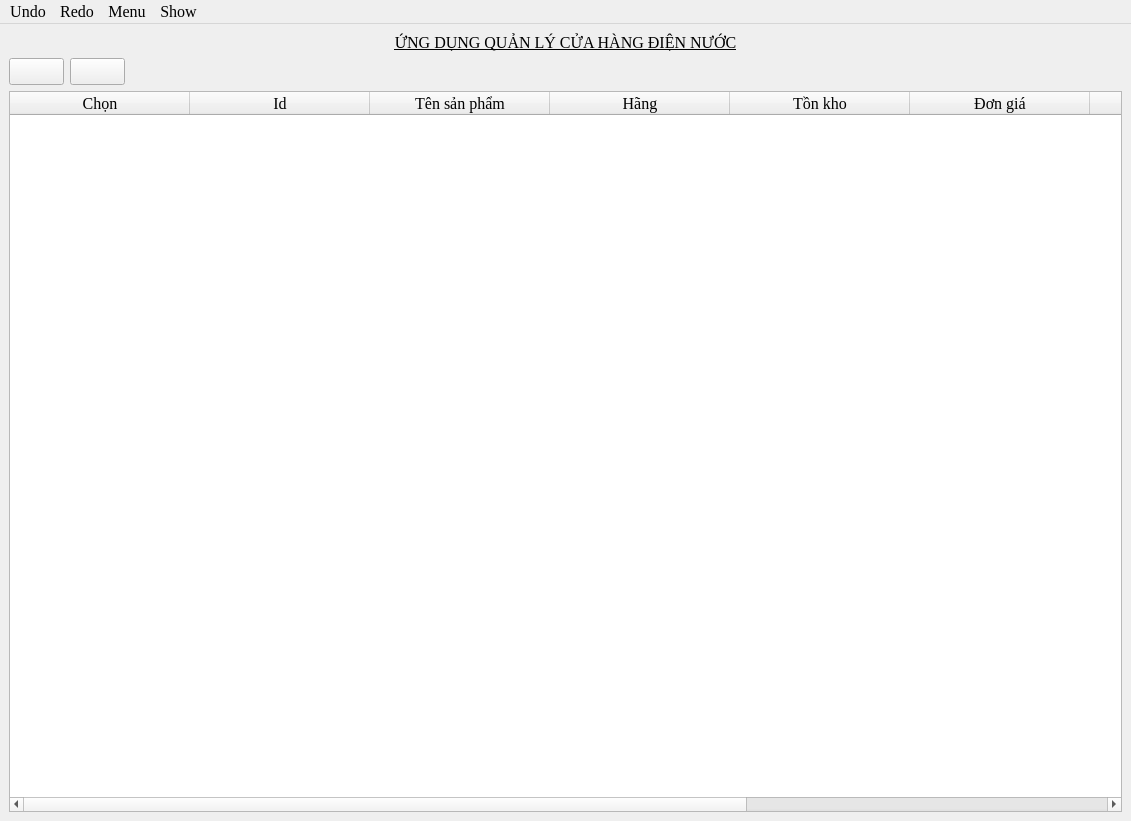
First picture: the form in src/ui/mainwindow.ui, repository 24127545-NguyenNgocThien/Inventory_Management_System, before the edit.
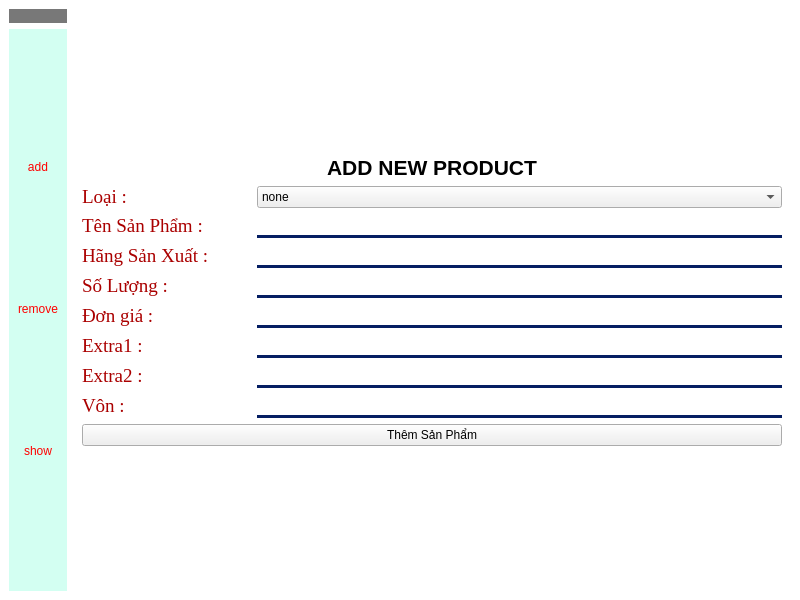
Second picture: the form after the edit. The open tabs and pages were chosen to show the change. Icons and pictures are not drawn.

Patch:
```diff
--- a/src/ui/mainwindow.ui
+++ b/src/ui/mainwindow.ui
@@ -6,353 +6,750 @@
    <rect>
     <x>0</x>
     <y>0</y>
-    <width>1131</width>
-    <height>821</height>
+    <width>800</width>
+    <height>600</height>
    </rect>
   </property>
-  <property name="font">
-   <font>
-    <family>Times New Roman</family>
-    <pointsize>12</pointsize>
-    <italic>false</italic>
-    <bold>false</bold>
-   </font>
-  </property>
   <property name="windowTitle">
    <string>MainWindow</string>
   </property>
   <property name="styleSheet">
-   <string notr="true"/>
+   <string notr="true">QMainWindow
+{
+	background-color: rgb(255, 255, 255);
+}</string>
   </property>
   <widget class="QWidget" name="centralwidget">
-   <layout class="QGridLayout" name="gridLayout_2">
-    <item row="1" column="0">
-     <widget class="QLabel" name="label">
-      <property name="font">
-       <font>
-        <family>Times New Roman</family>
-        <pointsize>12</pointsize>
-        <italic>false</italic>
-        <bold>false</bold>
-        <underline>true</underline>
-        <strikeout>false</strikeout>
-        <kerning>true</kerning>
-       </font>
+   <layout class="QGridLayout" name="gridLayout">
+    <item row="0" column="0">
+     <widget class="QPushButton" name="btn_menu">
+      <property name="minimumSize">
+       <size>
+        <width>0</width>
+        <height>0</height>
+       </size>
       </property>
-      <property name="layoutDirection">
-       <enum>Qt::LayoutDirection::LeftToRight</enum>
-      </property>
-      <property name="autoFillBackground">
-       <bool>false</bool>
+      <property name="styleSheet">
+       <string notr="true">QPushButton
+{
+	border: none;
+	background-color: rgb(120, 120, 120);
+}</string>
       </property>
       <property name="text">
-       <string>ỨNG DỤNG QUẢN LÝ CỬA HÀNG ĐIỆN NƯỚC</string>
+       <string/>
       </property>
-      <property name="alignment">
-       <set>Qt::AlignmentFlag::AlignCenter</set>
+      <property name="icon">
+       <iconset theme="QIcon::ThemeIcon::FormatJustifyCenter"/>
+      </property>
+      <property name="iconSize">
+       <size>
+        <width>25</width>
+        <height>25</height>
+       </size>
       </property>
      </widget>
     </item>
-    <item row="3" column="0">
-     <widget class="QTableWidget" name="tbw_display">
-      <property name="font">
-       <font>
-        <family>Times New Roman</family>
-        <pointsize>12</pointsize>
-        <italic>false</italic>
-        <bold>false</bold>
-       </font>
-      </property>
+    <item row="1" column="0">
+     <widget class="QWidget" name="sidebar" native="true">
       <property name="styleSheet">
-       <string notr="true">QTableWidget
+       <string notr="true">QWidget
 {
-gridline-color: 1px solid black,;
-border-color: 10px solid black;
-color: rgb(0, 0, 0)0
-}
-QTableWidget::Item::Selected
-{
-	selection-background-color: rgb(209, 255, 178);
-	selection-color: rgb(170, 0, 0);
+	background-color: rgb(211, 255, 242);
 }</string>
       </property>
-      <property name="frameShape">
-       <enum>QFrame::Shape::StyledPanel</enum>
-      </property>
-      <property name="lineWidth">
-       <number>1</number>
-      </property>
-      <property name="midLineWidth">
-       <number>0</number>
-      </property>
-      <property name="sizeAdjustPolicy">
-       <enum>QAbstractScrollArea::SizeAdjustPolicy::AdjustIgnored</enum>
-      </property>
-      <property name="editTriggers">
-       <set>QAbstractItemView::EditTrigger::DoubleClicked</set>
-      </property>
-      <property name="dragDropOverwriteMode">
-       <bool>false</bool>
-      </property>
-      <property name="defaultDropAction">
-       <enum>Qt::DropAction::IgnoreAction</enum>
-      </property>
-      <property name="alternatingRowColors">
-       <bool>true</bool>
-      </property>
-      <property name="selectionMode">
-       <enum>QAbstractItemView::SelectionMode::SingleSelection</enum>
-      </property>
-      <property name="selectionBehavior">
-       <enum>QAbstractItemView::SelectionBehavior::SelectRows</enum>
-      </property>
-      <property name="showGrid">
-       <bool>true</bool>
-      </property>
-      <property name="gridStyle">
-       <enum>Qt::PenStyle::SolidLine</enum>
-      </property>
-      <property name="sortingEnabled">
-       <bool>false</bool>
-      </property>
-      <property name="wordWrap">
-       <bool>true</bool>
-      </property>
-      <property name="cornerButtonEnabled">
-       <bool>true</bool>
-      </property>
-      <attribute name="horizontalHeaderVisible">
-       <bool>true</bool>
-      </attribute>
-      <attribute name="horizontalHeaderCascadingSectionResizes">
-       <bool>false</bool>
-      </attribute>
-      <attribute name="horizontalHeaderMinimumSectionSize">
-       <number>50</number>
-      </attribute>
-      <attribute name="horizontalHeaderDefaultSectionSize">
-       <number>180</number>
-      </attribute>
-      <attribute name="horizontalHeaderShowSortIndicator" stdset="0">
-       <bool>false</bool>
-      </attribute>
-      <attribute name="horizontalHeaderStretchLastSection">
-       <bool>false</bool>
-      </attribute>
-      <attribute name="verticalHeaderVisible">
-       <bool>true</bool>
-      </attribute>
-      <attribute name="verticalHeaderMinimumSectionSize">
-       <number>35</number>
-      </attribute>
-      <attribute name="verticalHeaderDefaultSectionSize">
-       <number>40</number>
-      </attribute>
-      <column>
-       <property name="text">
-        <string>Chọn</string>
-       </property>
-      </column>
-      <column>
-       <property name="text">
-        <string>Id</string>
-       </property>
-      </column>
-      <column>
-       <property name="text">
-        <string>Tên sản phẩm</string>
-       </property>
-      </column>
-      <column>
-       <property name="text">
-        <string>Hãng</string>
-       </property>
-      </column>
-      <column>
-       <property name="text">
-        <string>Tồn kho</string>
-       </property>
-      </column>
-      <column>
-       <property name="text">
-        <string>Đơn giá</string>
-       </property>
-      </column>
-      <column>
-       <property name="text">
-        <string>Extra1</string>
-       </property>
-      </column>
-      <column>
-       <property name="text">
-        <string>Extra2</string>
-       </property>
-      </column>
-      <column>
-       <property name="text">
-        <string>Extra3</string>
-       </property>
-      </column>
+      <layout class="QVBoxLayout" name="verticalLayout">
+       <item>
+        <widget class="QPushButton" name="btn_addPage">
+         <property name="styleSheet">
+          <string notr="true">QPushButton
+{
+	font: 700 italic 14pt &quot;Times New Roman&quot;;
+	color: red;
+	border: none;
+}</string>
+         </property>
+         <property name="text">
+          <string>add</string>
+         </property>
+        </widget>
+       </item>
+       <item>
+        <widget class="QPushButton" name="btn_removePage">
+         <property name="styleSheet">
+          <string notr="true">QPushButton
+{
+	font: 700 italic 14pt &quot;Times New Roman&quot;;
+	color: red;
+	border: none;
+}</string>
+         </property>
+         <property name="text">
+          <string>remove</string>
+         </property>
+        </widget>
+       </item>
+       <item>
+        <widget class="QPushButton" name="btn_showPage">
+         <property name="styleSheet">
+          <string notr="true">QPushButton
+{
+	font: 700 italic 14pt &quot;Times New Roman&quot;;
+	color: red;
+	border: none;
+}</string>
+         </property>
+         <property name="text">
+          <string>show</string>
+         </property>
+        </widget>
+       </item>
+      </layout>
      </widget>
     </item>
-    <item row="2" column="0">
-     <layout class="QGridLayout" name="gridLayout">
-      <item row="0" column="1">
-       <widget class="QPushButton" name="btn_confirm">
-        <property name="styleSheet">
-         <string notr="true">QPushButton
-{
-}</string>
-        </property>
-        <property name="text">
-         <string/>
-        </property>
-        <property name="icon">
-         <iconset theme="QIcon::ThemeIcon::EditDelete"/>
-        </property>
-       </widget>
-      </item>
-      <item row="0" column="2">
-       <widget class="QPushButton" name="btn_cancel">
-        <property name="styleSheet">
-         <string notr="true">QPushButton
-{
-
-}</string>
-        </property>
-        <property name="text">
-         <string/>
-        </property>
-        <property name="icon">
-         <iconset theme="QIcon::ThemeIcon::WindowClose"/>
-        </property>
-       </widget>
-      </item>
-      <item row="0" column="3">
-       <spacer name="horizontalSpacer">
-        <property name="orientation">
-         <enum>Qt::Orientation::Horizontal</enum>
-        </property>
-        <property name="sizeHint" stdset="0">
-         <size>
-          <width>40</width>
+    <item row="0" column="1" rowspan="2">
+     <widget class="QStackedWidget" name="stackedWidget">
+      <property name="currentIndex">
+       <number>2</number>
+      </property>
+      <widget class="QWidget" name="page_0">
+       <widget class="QLabel" name="label">
+        <property name="geometry">
+         <rect>
+          <x>170</x>
+          <y>100</y>
+          <width>63</width>
           <height>20</height>
-         </size>
+         </rect>
         </property>
-       </spacer>
-      </item>
-     </layout>
+        <property name="styleSheet">
+         <string notr="true">QLabel
+{
+	color: rgb(0, 0, 0);
+}</string>
+        </property>
+        <property name="text">
+         <string>wellcom</string>
+        </property>
+       </widget>
+      </widget>
+      <widget class="QWidget" name="page_1">
+       <layout class="QFormLayout" name="formLayout">
+        <item row="1" column="0">
+         <spacer name="verticalSpacer">
+          <property name="orientation">
+           <enum>Qt::Orientation::Vertical</enum>
+          </property>
+          <property name="sizeHint" stdset="0">
+           <size>
+            <width>20</width>
+            <height>40</height>
+           </size>
+          </property>
+         </spacer>
+        </item>
+        <item row="2" column="0" colspan="2">
+         <widget class="QLabel" name="label_2">
+          <property name="font">
+           <font>
+            <pointsize>16</pointsize>
+            <bold>true</bold>
+           </font>
+          </property>
+          <property name="styleSheet">
+           <string notr="true">QLabel
+{
+	color: rgb(0, 0, 0);
+}</string>
+          </property>
+          <property name="text">
+           <string>ADD NEW PRODUCT</string>
+          </property>
+          <property name="alignment">
+           <set>Qt::AlignmentFlag::AlignCenter</set>
+          </property>
+         </widget>
+        </item>
+        <item row="8" column="0">
+         <widget class="QLabel" name="lbl_type">
+          <property name="font">
+           <font>
+            <family>Times New Roman</family>
+            <pointsize>14</pointsize>
+            <italic>false</italic>
+            <bold>false</bold>
+           </font>
+          </property>
+          <property name="styleSheet">
+           <string notr="true">QLabel{
+	font: 14pt &quot;Times New Roman&quot;;
+	color: rgb(170, 0, 0);
+}</string>
+          </property>
+          <property name="text">
+           <string>Loại :</string>
+          </property>
+         </widget>
+        </item>
+        <item row="8" column="1">
+         <widget class="QComboBox" name="cbb_type">
+          <property name="styleSheet">
+           <string notr="true"/>
+          </property>
+          <item>
+           <property name="text">
+            <string>none</string>
+           </property>
+          </item>
+          <item>
+           <property name="text">
+            <string>Electric</string>
+           </property>
+          </item>
+          <item>
+           <property name="text">
+            <string>Water</string>
+           </property>
+          </item>
+          <item>
+           <property name="text">
+            <string>Other</string>
+           </property>
+          </item>
+         </widget>
+        </item>
+        <item row="10" column="0">
+         <widget class="QLabel" name="lbl_name">
+          <property name="font">
+           <font>
+            <family>Times New Roman</family>
+            <pointsize>14</pointsize>
+            <italic>false</italic>
+            <bold>false</bold>
+           </font>
+          </property>
+          <property name="styleSheet">
+           <string notr="true">QLabel{
+	font: 14pt &quot;Times New Roman&quot;;
+	color: rgb(170, 0, 0);
+}</string>
+          </property>
+          <property name="text">
+           <string>Tên Sản Phẩm :          </string>
+          </property>
+         </widget>
+        </item>
+        <item row="10" column="1">
+         <widget class="QLineEdit" name="le_name">
+          <property name="font">
+           <font>
+            <family>Times New Roman</family>
+            <pointsize>12</pointsize>
+            <bold>true</bold>
+           </font>
+          </property>
+          <property name="styleSheet">
+           <string notr="true">QLineEdit
+{
+	color: rgb(40, 145, 141);
+	border: none;
+	background-color: transparent;
+	border-bottom: 3px solid rgb(5, 30, 98);
+}</string>
+          </property>
+          <property name="text">
+           <string/>
+          </property>
+          <property name="placeholderText">
+           <string/>
+          </property>
+         </widget>
+        </item>
+        <item row="12" column="0">
+         <widget class="QLabel" name="lbl_brand">
+          <property name="font">
+           <font>
+            <family>Times New Roman</family>
+            <pointsize>14</pointsize>
+            <italic>false</italic>
+            <bold>false</bold>
+           </font>
+          </property>
+          <property name="styleSheet">
+           <string notr="true">QLabel{
+	font: 14pt &quot;Times New Roman&quot;;
+	color: rgb(170, 0, 0);
+}</string>
+          </property>
+          <property name="text">
+           <string>Hãng Sản Xuất :</string>
+          </property>
+         </widget>
+        </item>
+        <item row="12" column="1">
+         <widget class="QLineEdit" name="le_brand">
+          <property name="font">
+           <font>
+            <family>Times New Roman</family>
+            <pointsize>12</pointsize>
+            <bold>true</bold>
+           </font>
+          </property>
+          <property name="styleSheet">
+           <string notr="true">QLineEdit
+{
+	color: rgb(40, 145, 141);
+	border: none;
+	background-color: transparent;
+	border-bottom: 3px solid rgb(5, 30, 98);
+}</string>
+          </property>
+         </widget>
+        </item>
+        <item row="14" column="0">
+         <widget class="QLabel" name="lbl_quantity">
+          <property name="font">
+           <font>
+            <family>Times New Roman</family>
+            <pointsize>14</pointsize>
+            <italic>false</italic>
+            <bold>false</bold>
+           </font>
+          </property>
+          <property name="styleSheet">
+           <string notr="true">QLabel{
+	font: 14pt &quot;Times New Roman&quot;;
+	color: rgb(170, 0, 0);
+}</string>
+          </property>
+          <property name="text">
+           <string>Số Lượng :</string>
+          </property>
+         </widget>
+        </item>
+        <item row="14" column="1">
+         <widget class="QLineEdit" name="le_quantity">
+          <property name="font">
+           <font>
+            <family>Times New Roman</family>
+            <pointsize>12</pointsize>
+            <bold>true</bold>
+           </font>
+          </property>
+          <property name="styleSheet">
+           <string notr="true">QLineEdit
+{
+	color: rgb(40, 145, 141);
+	border: none;
+	background-color: transparent;
+	border-bottom: 3px solid rgb(5, 30, 98);
+}</string>
+          </property>
+         </widget>
+        </item>
+        <item row="16" column="0">
+         <widget class="QLabel" name="lbl_price">
+          <property name="font">
+           <font>
+            <family>Times New Roman</family>
+            <pointsize>14</pointsize>
+            <italic>false</italic>
+            <bold>false</bold>
+           </font>
+          </property>
+          <property name="styleSheet">
+           <string notr="true">QLabel{
+	font: 14pt &quot;Times New Roman&quot;;
+	color: rgb(170, 0, 0);
+}</string>
+          </property>
+          <property name="text">
+           <string>Đơn giá :</string>
+          </property>
+         </widget>
+        </item>
+        <item row="16" column="1">
+         <widget class="QLineEdit" name="le_price">
+          <property name="font">
+           <font>
+            <family>Times New Roman</family>
+            <pointsize>12</pointsize>
+            <bold>true</bold>
+           </font>
+          </property>
+          <property name="styleSheet">
+           <string notr="true">QLineEdit
+{
+	color: rgb(40, 145, 141);
+	border: none;
+	background-color: transparent;
+	border-bottom: 3px solid rgb(5, 30, 98);
+}</string>
+          </property>
+         </widget>
+        </item>
+        <item row="18" column="0">
+         <widget class="QLabel" name="lbl_extra1">
+          <property name="font">
+           <font>
+            <family>Times New Roman</family>
+            <pointsize>14</pointsize>
+            <italic>false</italic>
+            <bold>false</bold>
+           </font>
+          </property>
+          <property name="styleSheet">
+           <string notr="true">QLabel{
+	font: 14pt &quot;Times New Roman&quot;;
+	color: rgb(170, 0, 0);
+}</string>
+          </property>
+          <property name="text">
+           <string>Extra1 :</string>
+          </property>
+         </widget>
+        </item>
+        <item row="18" column="1">
+         <widget class="QLineEdit" name="le_extra1">
+          <property name="font">
+           <font>
+            <family>Times New Roman</family>
+            <pointsize>12</pointsize>
+            <bold>true</bold>
+           </font>
+          </property>
+          <property name="styleSheet">
+           <string notr="true">QLineEdit
+{
+	color: rgb(40, 145, 141);
+	border: none;
+	background-color: transparent;
+	border-bottom: 3px solid rgb(5, 30, 98);
+}</string>
+          </property>
+         </widget>
+        </item>
+        <item row="22" column="0">
+         <widget class="QLabel" name="lbl_extra2">
+          <property name="font">
+           <font>
+            <family>Times New Roman</family>
+            <pointsize>14</pointsize>
+            <italic>false</italic>
+            <bold>false</bold>
+           </font>
+          </property>
+          <property name="styleSheet">
+           <string notr="true">QLabel{
+	font: 14pt &quot;Times New Roman&quot;;
+	color: rgb(170, 0, 0);
+}</string>
+          </property>
+          <property name="text">
+           <string>Extra2 :</string>
+          </property>
+         </widget>
+        </item>
+        <item row="22" column="1">
+         <widget class="QLineEdit" name="le_extra2">
+          <property name="font">
+           <font>
+            <family>Times New Roman</family>
+            <pointsize>12</pointsize>
+            <bold>true</bold>
+           </font>
+          </property>
+          <property name="styleSheet">
+           <string notr="true">QLineEdit
+{
+	color: rgb(40, 145, 141);
+	border: none;
+	background-color: transparent;
+	border-bottom: 3px solid rgb(5, 30, 98);
+}</string>
+          </property>
+         </widget>
+        </item>
+        <item row="25" column="0">
+         <widget class="QLabel" name="lbl_extra3">
+          <property name="font">
+           <font>
+            <family>Times New Roman</family>
+            <pointsize>14</pointsize>
+            <italic>false</italic>
+            <bold>false</bold>
+           </font>
+          </property>
+          <property name="styleSheet">
+           <string notr="true">QLabel{
+	font: 14pt &quot;Times New Roman&quot;;
+	color: rgb(170, 0, 0);
+}</string>
+          </property>
+          <property name="text">
+           <string>Vôn :</string>
+          </property>
+         </widget>
+        </item>
+        <item row="25" column="1">
+         <widget class="QLineEdit" name="le_extra3">
+          <property name="font">
+           <font>
+            <family>Times New Roman</family>
+            <pointsize>12</pointsize>
+            <bold>true</bold>
+           </font>
+          </property>
+          <property name="styleSheet">
+           <string notr="true">QLineEdit
+{
+	color: rgb(40, 145, 141);
+	border: none;
+	background-color: transparent;
+	border-bottom: 3px solid rgb(5, 30, 98);
+}</string>
+          </property>
+         </widget>
+        </item>
+        <item row="28" column="0" colspan="2">
+         <widget class="QPushButton" name="btn_addProduct">
+          <property name="text">
+           <string>Thêm Sản Phẩm</string>
+          </property>
+         </widget>
+        </item>
+        <item row="29" column="0">
+         <spacer name="verticalSpacer_2">
+          <property name="orientation">
+           <enum>Qt::Orientation::Vertical</enum>
+          </property>
+          <property name="sizeHint" stdset="0">
+           <size>
+            <width>20</width>
+            <height>40</height>
+           </size>
+          </property>
+         </spacer>
+        </item>
+       </layout>
+      </widget>
+      <widget class="QWidget" name="page_2">
+       <layout class="QGridLayout" name="gridLayout_2">
+        <item row="1" column="0" colspan="5">
+         <widget class="QTableWidget" name="tbw">
+          <property name="contextMenuPolicy">
+           <enum>Qt::ContextMenuPolicy::DefaultContextMenu</enum>
+          </property>
+          <property name="styleSheet">
+           <string notr="true">QTableWidget
+{
+	color: black;
+	background-color: rgb(255, 255, 255);
+	font: 12pt &quot;Times New Roman&quot;;
+}</string>
+          </property>
+          <property name="frameShape">
+           <enum>QFrame::Shape::NoFrame</enum>
+          </property>
+          <property name="midLineWidth">
+           <number>1</number>
+          </property>
+          <property name="editTriggers">
+           <set>QAbstractItemView::EditTrigger::NoEditTriggers</set>
+          </property>
+          <property name="selectionMode">
+           <enum>QAbstractItemView::SelectionMode::SingleSelection</enum>
+          </property>
+          <property name="selectionBehavior">
+           <enum>QAbstractItemView::SelectionBehavior::SelectRows</enum>
+          </property>
+          <property name="gridStyle">
+           <enum>Qt::PenStyle::SolidLine</enum>
+          </property>
+          <column>
+           <property name="text">
+            <string>Chọn</string>
+           </property>
+          </column>
+          <column>
+           <property name="text">
+            <string>ID</string>
+           </property>
+          </column>
+          <column>
+           <property name="text">
+            <string>Tên sản phẩm</string>
+           </property>
+          </column>
+          <column>
+           <property name="text">
+            <string>Nhãn hàng</string>
+           </property>
+          </column>
+          <column>
+           <property name="text">
+            <string>Số lượng</string>
+           </property>
+          </column>
+          <column>
+           <property name="text">
+            <string>Giá thành</string>
+           </property>
+          </column>
+         </widget>
+        </item>
+        <item row="0" column="3">
+         <spacer name="horizontalSpacer_2">
+          <property name="orientation">
+           <enum>Qt::Orientation::Horizontal</enum>
+          </property>
+          <property name="sizeHint" stdset="0">
+           <size>
+            <width>40</width>
+            <height>20</height>
+           </size>
+          </property>
+         </spacer>
+        </item>
+        <item row="0" column="4">
+         <layout class="QVBoxLayout" name="verticalLayout_2">
+          <item>
+           <widget class="QComboBox" name="cbb_type_2">
+            <item>
+             <property name="text">
+              <string>All</string>
+             </property>
+            </item>
+            <item>
+             <property name="text">
+              <string>Electric</string>
+             </property>
+            </item>
+            <item>
+             <property name="text">
+              <string>Water</string>
+             </property>
+            </item>
+            <item>
+             <property name="text">
+              <string>Other</string>
+             </property>
+            </item>
+           </widget>
+          </item>
+          <item>
+           <layout class="QHBoxLayout" name="horizontalLayout_2">
+            <item>
+             <widget class="QLabel" name="label_3">
+              <property name="minimumSize">
+               <size>
+                <width>25</width>
+                <height>25</height>
+               </size>
+              </property>
+              <property name="styleSheet">
+               <string notr="true">QLabel
+{
+	image: url(:/icon/prefix1/search);
+}</string>
+              </property>
+              <property name="text">
+               <string>     </string>
+              </property>
+             </widget>
+            </item>
+            <item>
+             <widget class="QLineEdit" name="le_search">
+              <property name="styleSheet">
+               <string notr="true">QLineEdit
+{
+	color: rgb(0, 0, 255);
+	border: none;
+	background-color: transparent;
+	border-bottom:1px solid rgb(0, 0, 255);
+	font: 11pt &quot;Times New Roman&quot;;
+}</string>
+              </property>
+              <property name="inputMask">
+               <string notr="true"/>
+              </property>
+              <property name="text">
+               <string notr="true"/>
+              </property>
+              <property name="maxLength">
+               <number>32767</number>
+              </property>
+             </widget>
+            </item>
+           </layout>
+          </item>
+         </layout>
+        </item>
+        <item row="0" column="0">
+         <layout class="QHBoxLayout" name="horizontalLayout">
+          <item>
+           <widget class="QPushButton" name="btn_confirm">
+            <property name="styleSheet">
+             <string notr="true">QPushButton
+{
+
+}</string>
+            </property>
+            <property name="text">
+             <string>Confirm</string>
+            </property>
+           </widget>
+          </item>
+          <item>
+           <widget class="QPushButton" name="btn_cancel">
+            <property name="text">
+             <string>Cancel</string>
+            </property>
+           </widget>
+          </item>
+         </layout>
+        </item>
+        <item row="0" column="2">
+         <widget class="QLabel" name="lbl_title">
+          <property name="font">
+           <font>
+            <pointsize>23</pointsize>
+            <bold>true</bold>
+           </font>
+          </property>
+          <property name="styleSheet">
+           <string notr="true">QLabel
+{
+	color: rgb(0, 0, 0);
+}</string>
+          </property>
+          <property name="text">
+           <string>Title</string>
+          </property>
+          <property name="alignment">
+           <set>Qt::AlignmentFlag::AlignCenter</set>
+          </property>
+         </widget>
+        </item>
+        <item row="0" column="1">
+         <spacer name="horizontalSpacer">
+          <property name="orientation">
+           <enum>Qt::Orientation::Horizontal</enum>
+          </property>
+          <property name="sizeHint" stdset="0">
+           <size>
+            <width>40</width>
+            <height>20</height>
+           </size>
+          </property>
+         </spacer>
+        </item>
+       </layout>
+      </widget>
+     </widget>
     </item>
    </layout>
   </widget>
-  <widget class="QMenuBar" name="menubar">
-   <property name="geometry">
-    <rect>
-     <x>0</x>
-     <y>0</y>
-     <width>1131</width>
-     <height>27</height>
-    </rect>
-   </property>
-   <widget class="QMenu" name="act_redo">
-    <property name="title">
-     <string>Redo</string>
-    </property>
-   </widget>
-   <widget class="QMenu" name="menuShow">
-    <property name="title">
-     <string>Show</string>
-    </property>
-    <widget class="QMenu" name="menuType">
-     <property name="title">
-      <string>Type</string>
-     </property>
-     <addaction name="act_showElec"/>
-     <addaction name="act_showWater"/>
-     <addaction name="act_showOther"/>
-    </widget>
-    <addaction name="act_showAll"/>
-    <addaction name="menuType"/>
-    <addaction name="act_showBrand"/>
-   </widget>
-   <widget class="QMenu" name="act_undo">
-    <property name="title">
-     <string>Undo</string>
-    </property>
-   </widget>
-   <widget class="QMenu" name="menuMenu">
-    <property name="title">
-     <string>Menu</string>
-    </property>
-    <addaction name="act_add_2"/>
-    <addaction name="act_remove"/>
-    <addaction name="act_search"/>
-   </widget>
-   <addaction name="act_undo"/>
-   <addaction name="act_redo"/>
-   <addaction name="menuMenu"/>
-   <addaction name="menuShow"/>
-  </widget>
-  <action name="act_add">
-   <property name="text">
-    <string>Add new Product</string>
-   </property>
-  </action>
-  <action name="actionRemove_Product">
-   <property name="text">
-    <string>Remove Product</string>
-   </property>
-  </action>
-  <action name="actionSearch_Product">
-   <property name="text">
-    <string>Search Product</string>
-   </property>
-  </action>
-  <action name="action">
-   <property name="text">
-    <string/>
-   </property>
-  </action>
-  <action name="act_showAll">
-   <property name="text">
-    <string>All</string>
-   </property>
-  </action>
-  <action name="act_showBrand">
-   <property name="text">
-    <string>Brand</string>
-   </property>
-  </action>
-  <action name="act_showElec">
-   <property name="text">
-    <string>Electric</string>
-   </property>
-  </action>
-  <action name="act_showWater">
-   <property name="text">
-    <string>Water</string>
-   </property>
-  </action>
-  <action name="act_showOther">
-   <property name="text">
-    <string>Other</string>
-   </property>
-  </action>
-  <action name="act_add_2">
-   <property name="text">
-    <string>Add Product</string>
-   </property>
-  </action>
-  <action name="act_remove">
-   <property name="text">
-    <string>Remove Product</string>
-   </property>
-  </action>
-  <action name="act_search">
-   <property name="text">
-    <string>Search Product</string>
-   </property>
-  </action>
  </widget>
  <resources/>
  <connections/>
```
